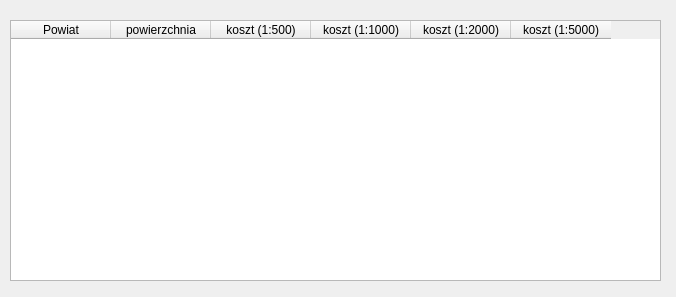
First picture: the form in cost_table.ui, repository GrzWar/Koszt_mapy_zasadniczej, before the edit.
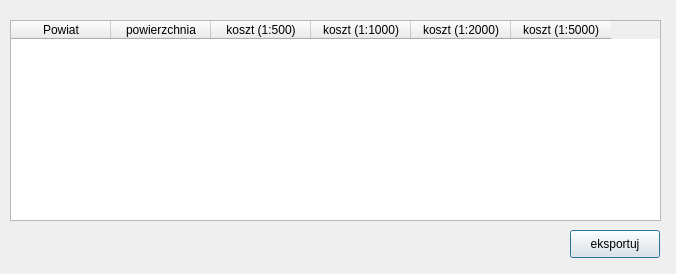
Second picture: the form after the edit.

Commit message: eksport do csv

What changed in the file:
```diff
--- a/cost_table.ui
+++ b/cost_table.ui
@@ -7,7 +7,7 @@
     <x>0</x>
     <y>0</y>
     <width>676</width>
-    <height>297</height>
+    <height>274</height>
    </rect>
   </property>
   <property name="windowTitle">
@@ -19,7 +19,7 @@
      <x>10</x>
      <y>20</y>
      <width>651</width>
-     <height>261</height>
+     <height>201</height>
     </rect>
    </property>
    <property name="alternatingRowColors">
@@ -56,6 +56,19 @@
     </property>
    </column>
   </widget>
+  <widget class="QPushButton" name="exportBtn">
+   <property name="geometry">
+    <rect>
+     <x>570</x>
+     <y>230</y>
+     <width>90</width>
+     <height>28</height>
+    </rect>
+   </property>
+   <property name="text">
+    <string>eksportuj</string>
+   </property>
+  </widget>
  </widget>
  <resources/>
  <connections/>
```
Left out of the diff: 19 changed lines with no effect on the pictures. The commit also changes 1 other file.
